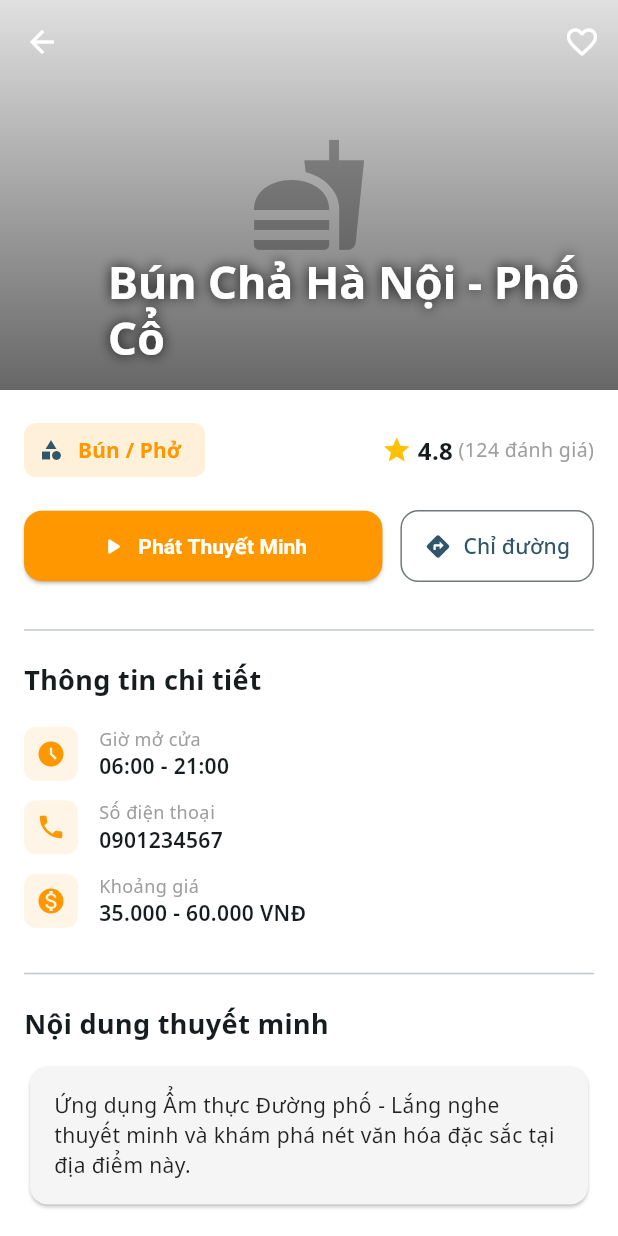
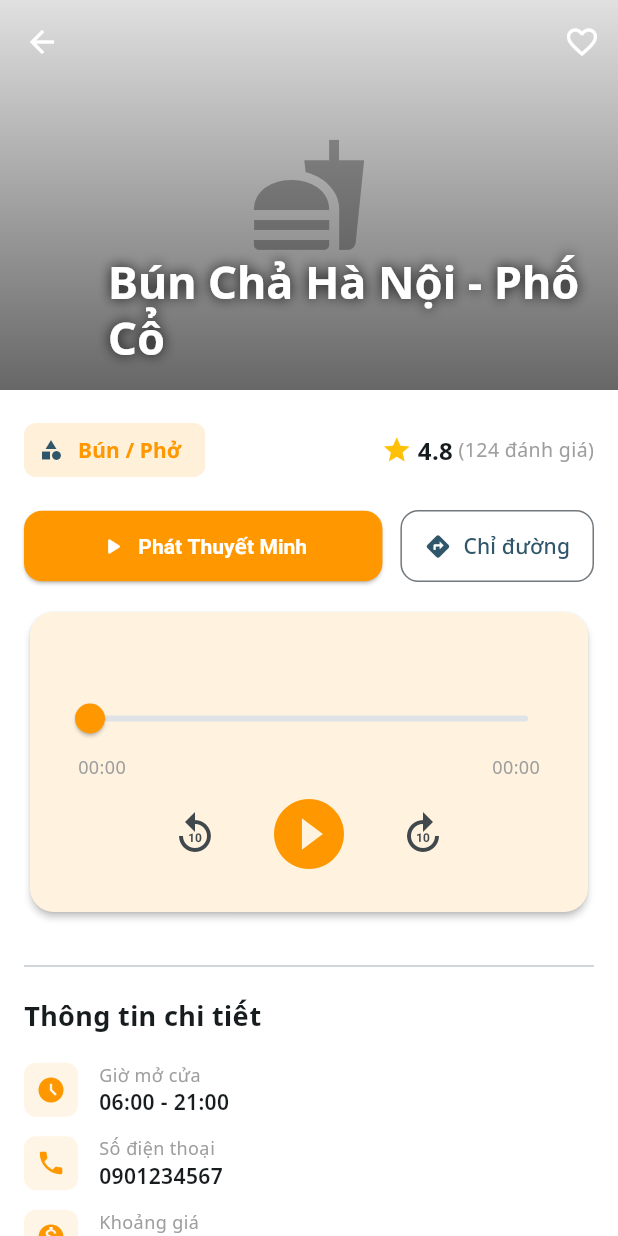
Before and after one commit to Xbaodev04/seminar_mobile, a Flutter app: the PoiDetailPage screen opened directly with sample values from the repository, on a phone screen of 412 x 824 dp. Run offline on Flutter 3.47's test engine with Material 3 defaults, Android fonts, the light colour scheme and no system bars; our stand-ins replace device_info_plus, flutter_map, geolocator, google_fonts, google_sign_in, just_audio and 2 more; accounts and stored records are empty; network calls fail.

Commit message:
Enhance API client resiliency, update Google Sign-In, and implement persistent audio player UI
- Update default API base URL to include `/api/v1` and add candidate path fallbacks with flexible token parsing across authentication endpoints.
- Update application ID to `com.example.seminar_mobile` across Android and Linux project configurations.
- Update Google Sign-In server client ID and add detailed authentication logging.
- Add playback seeking methods (`seek`, `seekForward`, `seekBackward`) and expose position/duration streams in `GeoAudioManager`.
- Introduce `MiniPlayerWidget` attached above bottom navigation on `HomePage` for persistent audio control.
- Add interactive full audio player with progress slider and 10-second skip controls to `PoiDetailPage`.
- Automatically fetch user profile data upon `ProfilePage` initialization.

```diff
--- a/lib/core/services/geo_audio_manager.dart
+++ b/lib/core/services/geo_audio_manager.dart
@@ -1,5 +1,6 @@
 import 'package:flutter/foundation.dart';
 import 'package:just_audio/just_audio.dart';
+
 import '../../data/models/poi.dart';
 import '../../data/remote/api_client.dart';
 import 'auth_service.dart';
@@ -55,7 +56,10 @@ class GeoAudioManager extends ChangeNotifier {
       if (accessToken == null || accessToken.isEmpty) {
         _currentContents = [];
       } else {
-        final contents = await ApiClient.instance.getStallContents(poi.id, accessToken);
+        final contents = await ApiClient.instance.getStallContents(
+          poi.id,
+          accessToken,
+        );
         _currentContents = contents;
       }
     } catch (e) {
@@ -68,18 +72,24 @@ class GeoAudioManager extends ChangeNotifier {
   Future<void> _commitListeningHistoryIfNeeded() async {
     if (_currentPoi == null || _currentContents.isEmpty) return;
     if (_currentContentStartTime == null) return;
-    if (_currentContentIndex < 0 || _currentContentIndex >= _currentContents.length) return;
+    if (_currentContentIndex < 0 ||
+        _currentContentIndex >= _currentContents.length)
+      return;
 
     final content = _currentContents[_currentContentIndex];
     final stallContentId = content['id'] as String? ?? '';
-    final durationSeconds = DateTime.now().difference(_currentContentStartTime!).inSeconds;
+    final durationSeconds = DateTime.now()
+        .difference(_currentContentStartTime!)
+        .inSeconds;
 
     _currentContentStartTime = null;
 
     if (durationSeconds <= 0) return;
 
     try {
-      print('[ListeningHistory] commit: stall=${_currentPoi?.id}, content=$stallContentId, duration=$durationSeconds');
+      print(
+        '[ListeningHistory] commit: stall=${_currentPoi?.id}, content=$stallContentId, duration=$durationSeconds',
+      );
       await ListeningHistoryService.instance.addHistory(
         stallId: _currentPoi?.id ?? '',
         stallContentId: stallContentId,
@@ -160,6 +170,43 @@ class GeoAudioManager extends ChangeNotifier {
     notifyListeners();
   }
 
+  /// 1. Lấy bài thuyết minh hiện tại
+  Map<String, dynamic>? get currentContent {
+    if (_currentContents.isEmpty ||
+        _currentContentIndex < 0 ||
+        _currentContentIndex >= _currentContents.length) {
+      return null;
+    }
+    return _currentContents[_currentContentIndex];
+  }
+
+  String get currentTitle =>
+      currentContent?['title'] ?? _currentPoi?.name ?? '';
+  String get currentAudioUrl => currentContent?['audio_url'] ?? '';
+
+  /// 2. Expose các Stream thời gian từ just_audio cho UI cập nhật Slider
+  Stream<Duration> get positionStream => _audioPlayer.positionStream;
+  Stream<Duration?> get durationStream => _audioPlayer.durationStream;
+  Stream<PlayerState> get playerStateStream => _audioPlayer.playerStateStream;
+  Duration get currentPosition => _audioPlayer.position;
+  Duration? get currentDuration => _audioPlayer.duration;
+
+  /// 3. Các hàm điều khiển Seek (Tua)
+  Future<void> seek(Duration position) async {
+    await _audioPlayer.seek(position);
+  }
+
+  Future<void> seekForward({int seconds = 10}) async {
+    final newPos = _audioPlayer.position + Duration(seconds: seconds);
+    final dur = _audioPlayer.duration ?? Duration.zero;
+    await _audioPlayer.seek(newPos > dur ? dur : newPos);
+  }
+
+  Future<void> seekBackward({int seconds = 10}) async {
+    final newPos = _audioPlayer.position - Duration(seconds: seconds);
+    await _audioPlayer.seek(newPos < Duration.zero ? Duration.zero : newPos);
+  }
+
   void addListen(Duration d) {
     _totalListen += d;
     notifyListeners();
--- a/lib/data/remote/api_client.dart
+++ b/lib/data/remote/api_client.dart
@@ -8,7 +8,7 @@ class ApiClient {
   /// Set this to your running API address. For Android emulator use 10.0.2.2
   String baseUrl = const String.fromEnvironment(
     'SEMINAR_API_BASE',
-    defaultValue: 'http://10.0.2.2:8000',
+    defaultValue: 'http://10.0.2.2:8000/api/v1',
   );
 
   Future<Map<String, dynamic>> login({
--- a/lib/presentation/pages/poi_detail_page.dart
+++ b/lib/presentation/pages/poi_detail_page.dart
@@ -2,6 +2,7 @@ import 'package:flutter/material.dart';
 import 'package:geolocator/geolocator.dart';
 
 import '../../core/services/auth_service.dart';
+import '../../core/services/geo_audio_manager.dart';
 import '../../core/services/location_service.dart';
 import '../../data/models/poi.dart';
 import '../../data/remote/poi_api.dart';
@@ -191,14 +192,9 @@ class _PoiDetailPageState extends State<PoiDetailPage> {
                     children: [
                       Expanded(
                         child: ElevatedButton.icon(
-                          onPressed: () {
-                            ScaffoldMessenger.of(context).showSnackBar(
-                              SnackBar(
-                                content: Text(
-                                  'Đang phát bài thuyết minh: ${poi.name}',
-                                ),
-                              ),
-                            );
+                          onPressed: () async {
+                            await GeoAudioManager.instance.enterPoi(poi);
+                            await GeoAudioManager.instance.playContent(0);
                           },
                           icon: const Icon(Icons.play_arrow_rounded),
                           label: const Text('Phát Thuyết Minh'),
@@ -235,6 +231,8 @@ class _PoiDetailPageState extends State<PoiDetailPage> {
                       ),
                     ],
                   ),
+                  const SizedBox(height: 16),
+                  _buildFullAudioPlayer(context),
 
                   const SizedBox(height: 24),
                   const Divider(),
@@ -418,6 +416,124 @@ class _PoiDetailPageState extends State<PoiDetailPage> {
     );
   }
 
+  Widget _buildFullAudioPlayer(BuildContext context) {
+    final manager = GeoAudioManager.instance;
+
+    return ListenableBuilder(
+      listenable: manager,
+      builder: (context, _) {
+        return Card(
+          shape: RoundedRectangleBorder(
+            borderRadius: BorderRadius.circular(16),
+          ),
+          color: Colors.orange.shade50,
+          elevation: 2,
+          child: Padding(
+            padding: const EdgeInsets.all(16.0),
+            child: Column(
+              children: [
+                Text(
+                  manager.currentTitle,
+                  style: const TextStyle(
+                    fontWeight: FontWeight.bold,
+                    fontSize: 16,
+                  ),
+                ),
+                const SizedBox(height: 8),
+
+                // Slider tiến trình & Thời gian
+                StreamBuilder<Duration>(
+                  stream: manager.positionStream,
+                  builder: (context, snapshot) {
+                    final pos = snapshot.data ?? Duration.zero;
+                    final dur = manager.currentDuration ?? Duration.zero;
+                    final maxSec = dur.inSeconds > 0
+                        ? dur.inSeconds.toDouble()
+                        : 1.0;
+                    final currentSec = pos.inSeconds.toDouble().clamp(
+                      0.0,
+                      maxSec,
+                    );
+
+                    return Column(
+                      children: [
+                        Slider(
+                          value: currentSec,
+                          max: maxSec,
+                          activeColor: Colors.orange,
+                          onChanged: (val) {
+                            manager.seek(Duration(seconds: val.toInt()));
+                          },
+                        ),
+                        Padding(
+                          padding: const EdgeInsets.symmetric(horizontal: 16.0),
+                          child: Row(
+                            mainAxisAlignment: MainAxisAlignment.spaceBetween,
+                            children: [
+                              Text(
+                                _formatDuration(pos),
+                                style: const TextStyle(
+                                  fontSize: 12,
+                                  color: Colors.grey,
+                                ),
+                              ),
+                              Text(
+                                _formatDuration(dur),
+                                style: const TextStyle(
+                                  fontSize: 12,
+                                  color: Colors.grey,
+                                ),
+                              ),
+                            ],
+                          ),
+                        ),
+                      ],
+                    );
+                  },
+                ),
+
+                // Bộ nút điều khiển: Tua lùi 10s, Play/Pause, Tua tới 10s
+                Row(
+                  mainAxisAlignment: MainAxisAlignment.center,
+                  children: [
+                    IconButton(
+                      icon: const Icon(Icons.replay_10),
+                      iconSize: 32,
+                      onPressed: () => manager.seekBackward(seconds: 10),
+                    ),
+                    const SizedBox(width: 16),
+                    IconButton(
+                      icon: Icon(
+                        manager.isPlaying
+                            ? Icons.pause_circle_filled
+                            : Icons.play_circle_fill,
+                      ),
+                      iconSize: 56,
+                      color: Colors.orange,
+                      onPressed: () => manager.togglePlay(),
+                    ),
+                    const SizedBox(width: 16),
+                    IconButton(
+                      icon: const Icon(Icons.forward_10),
+                      iconSize: 32,
+                      onPressed: () => manager.seekForward(seconds: 10),
+                    ),
+                  ],
+                ),
+              ],
+            ),
+          ),
+        );
+      },
+    );
+  }
+
+  String _formatDuration(Duration d) {
+    final minutes = d.inMinutes.remainder(60).toString().padLeft(2, '0');
+    final seconds = d.inSeconds.remainder(60).toString().padLeft(2, '0');
+    return '$minutes:$seconds';
+  }
+
   Widget _buildCoverPlaceholder() {
     return Container(
       color: Colors.grey[300],
--- a/lib/presentation/pages/profile_page.dart
+++ b/lib/presentation/pages/profile_page.dart
@@ -13,6 +13,12 @@ class ProfilePage extends StatefulWidget {
 }
 
 class _ProfilePageState extends State<ProfilePage> {
+  @override
+  void initState() {
+    super.initState();
+    AuthService.instance.fetchMeFromApi();
+  }
+
   @override
   Widget build(BuildContext context) {
     final colorScheme = Theme.of(context).colorScheme;
```
Also changed, not shown: lib/core/services/auth_service.dart (+28 -13 lines), lib/data/remote/auth_api.dart (+145 -75 lines), lib/data/remote/poi_api.dart (+16 -3 lines), lib/presentation/pages/home_page.dart (+20 -4 lines), lib/presentation/widgets/mini_player_widget.dart (added, +126 -0 lines), 3 other files. Lines whose indentation alone changed are shown as unchanged.
